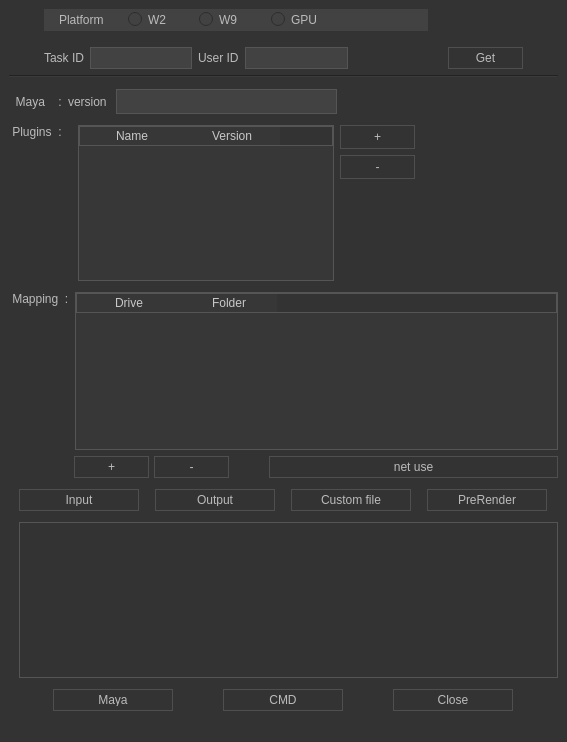
Qt form Test_task/Task.ui (kRayvison/Pycharm_python35) before a commit.
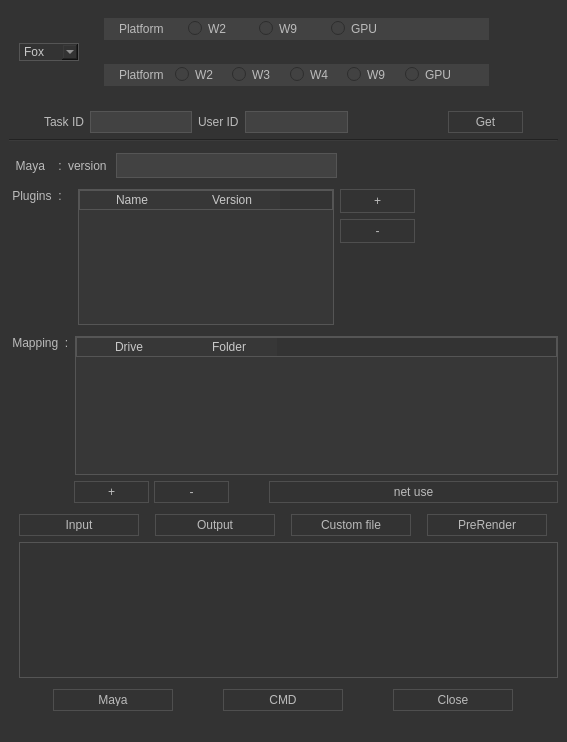
The same form after that commit.

Commit message: 新增 china的平台窗口 及分析脚本(未写完)

```diff
--- a/Test_task/Task.ui
+++ b/Test_task/Task.ui
@@ -97,8 +97,49 @@
    <property name="styleSheet">
     <string notr="true"/>
    </property>
+   <layout class="QVBoxLayout" name="verticalLayout_2">
+    <item>
+     <layout class="QHBoxLayout" name="horizontalLayout_3">
+      <item>
+       <spacer name="horizontalSpacer_13">
+        <property name="orientation">
+         <enum>Qt::Horizontal</enum>
+        </property>
+        <property name="sizeType">
+         <enum>QSizePolicy::Fixed</enum>
+        </property>
+        <property name="sizeHint" stdset="0">
+         <size>
+          <width>10</width>
+          <height>20</height>
+         </size>
+        </property>
+       </spacer>
+      </item>
+      <item>
+       <widget class="QComboBox" name="PlatformMode_CB">
+        <property name="maximumSize">
+         <size>
+          <width>60</width>
+          <height>16777215</height>
+         </size>
+        </property>
+        <item>
+         <property name="text">
+          <string>Fox</string>
+         </property>
+        </item>
+        <item>
+         <property name="text">
+          <string>China</string>
+         </property>
+        </item>
+       </widget>
+      </item>
+      <item>
    <layout class="QVBoxLayout" name="verticalLayout">
     <item>
+         <widget class="QWidget" name="RBgroupBox_layoutWidget" native="true">
      <layout class="QHBoxLayout" name="RBGroupBox_horizontalLayout">
       <item>
        <spacer name="horizontalSpacer_9">
@@ -110,7 +151,7 @@
         </property>
         <property name="sizeHint" stdset="0">
          <size>
-          <width>35</width>
+               <width>10</width>
           <height>20</height>
          </size>
         </property>
@@ -195,11 +236,142 @@
         </property>
         <property name="sizeHint" stdset="0">
          <size>
-          <width>130</width>
+               <width>60</width>
           <height>20</height>
          </size>
         </property>
        </spacer>
+           </item>
+          </layout>
+         </widget>
+        </item>
+        <item>
+         <widget class="QWidget" name="RBgroupBox_layoutWidget2" native="true">
+          <layout class="QHBoxLayout" name="RBGroupBox_horizontalLayout2">
+           <property name="sizeConstraint">
+            <enum>QLayout::SetDefaultConstraint</enum>
+           </property>
+           <item>
+            <spacer name="horizontalSpacer_46">
+             <property name="orientation">
+              <enum>Qt::Horizontal</enum>
+             </property>
+             <property name="sizeType">
+              <enum>QSizePolicy::Fixed</enum>
+             </property>
+             <property name="sizeHint" stdset="0">
+              <size>
+               <width>10</width>
+               <height>20</height>
+              </size>
+             </property>
+            </spacer>
+           </item>
+           <item>
+            <widget class="QGroupBox" name="RBgroupBox2">
+             <property name="enabled">
+              <bool>true</bool>
+             </property>
+             <property name="minimumSize">
+              <size>
+               <width>0</width>
+               <height>22</height>
+              </size>
+             </property>
+             <property name="styleSheet">
+              <string notr="true">    background-color: rgb(66, 66, 66);
+
+ color: #BBBBBB;
+	border: 1px solid rgb(66, 66, 66);
+font-family: &quot;Segoe UI&quot;;</string>
+             </property>
+             <property name="title">
+              <string/>
+             </property>
+             <property name="flat">
+              <bool>false</bool>
+             </property>
+             <widget class="QWidget" name="layoutWidget_4">
+              <property name="geometry">
+               <rect>
+                <x>10</x>
+                <y>0</y>
+                <width>341</width>
+                <height>21</height>
+               </rect>
+              </property>
+              <layout class="QHBoxLayout" name="grouprb_horizontalLayout2_2">
+               <property name="leftMargin">
+                <number>1</number>
+               </property>
+               <item>
+                <widget class="QLabel" name="Platform_Label_c">
+                 <property name="text">
+                  <string>Platform</string>
+                 </property>
+                </widget>
+               </item>
+               <item>
+                <widget class="QRadioButton" name="c_W2rb">
+                 <property name="text">
+                  <string>W2</string>
+                 </property>
+                </widget>
+               </item>
+               <item>
+                <widget class="QRadioButton" name="c_W3rb">
+                 <property name="text">
+                  <string>W3</string>
+                 </property>
+                </widget>
+               </item>
+               <item>
+                <widget class="QRadioButton" name="c_W4rb">
+                 <property name="text">
+                  <string>W4</string>
+                 </property>
+                </widget>
+               </item>
+               <item>
+                <widget class="QRadioButton" name="c_W9rb">
+                 <property name="text">
+                  <string>W9</string>
+                 </property>
+                </widget>
+               </item>
+               <item>
+                <widget class="QRadioButton" name="c_GPUrb">
+                 <property name="text">
+                  <string>GPU</string>
+                 </property>
+                </widget>
+               </item>
+              </layout>
+             </widget>
+             <zorder>layoutWidget_4</zorder>
+             <zorder>c_GPUrb</zorder>
+            </widget>
+           </item>
+           <item>
+            <spacer name="horizontalSpacer_44">
+             <property name="orientation">
+              <enum>Qt::Horizontal</enum>
+             </property>
+             <property name="sizeType">
+              <enum>QSizePolicy::Fixed</enum>
+             </property>
+             <property name="sizeHint" stdset="0">
+              <size>
+               <width>60</width>
+               <height>20</height>
+              </size>
+             </property>
+            </spacer>
+           </item>
+          </layout>
+         </widget>
+        </item>
+       </layout>
       </item>
      </layout>
     </item>
```
Lines whose indentation alone changed are shown as unchanged. The commit also changes 6 other files.
